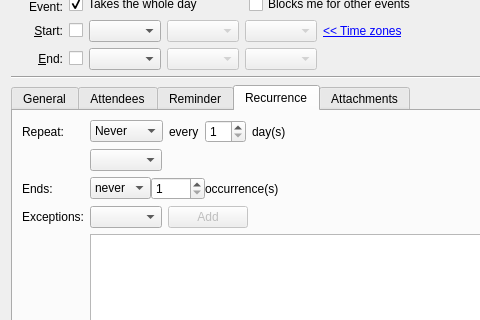
Qt form incidenceeditors/incidenceeditor-ng/eventortododesktop.ui (chusopr/kdepim-ktimetracker-akonadi) before a commit; both pictures show x 0 to 480 and y 99 to 419 of the 648 by 501 pixel window.
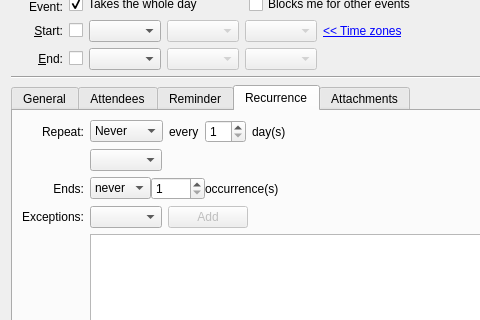
The same form after that commit. The open tabs and pages were chosen to show the change. Custom widgets are drawn as their Qt base class.

Commit message: Some layout optimization

What changed in the file:
```diff
--- a/incidenceeditors/incidenceeditor-ng/eventortododesktop.ui
+++ b/incidenceeditors/incidenceeditor-ng/eventortododesktop.ui
@@ -756,7 +756,7 @@
        <item row="0" column="0">
         <widget class="QLabel" name="label_13">
          <property name="sizePolicy">
-          <sizepolicy hsizetype="Fixed" vsizetype="Preferred">
+          <sizepolicy hsizetype="Minimum" vsizetype="Preferred">
            <horstretch>0</horstretch>
            <verstretch>0</verstretch>
           </sizepolicy>
@@ -764,6 +764,9 @@
          <property name="text">
           <string>Repeat:</string>
          </property>
+         <property name="alignment">
+          <set>Qt::AlignRight|Qt::AlignTrailing|Qt::AlignVCenter</set>
+         </property>
         </widget>
        </item>
        <item row="0" column="1">
@@ -961,7 +964,7 @@
        <item row="2" column="0">
         <widget class="QLabel" name="mRecurrenceEndLabel">
          <property name="sizePolicy">
-          <sizepolicy hsizetype="Fixed" vsizetype="Preferred">
+          <sizepolicy hsizetype="Minimum" vsizetype="Preferred">
            <horstretch>0</horstretch>
            <verstretch>0</verstretch>
           </sizepolicy>
@@ -969,6 +972,9 @@
          <property name="text">
           <string>Ends:</string>
          </property>
+         <property name="alignment">
+          <set>Qt::AlignRight|Qt::AlignTrailing|Qt::AlignVCenter</set>
+         </property>
         </widget>
        </item>
        <item row="2" column="1">
```
Left out of the diff: 15 changed lines with no effect on the pictures.
